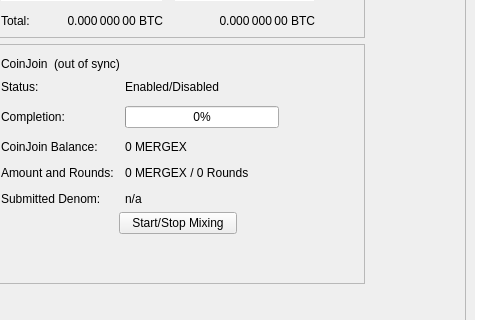
First picture: the form in src/qt/forms/overviewpage.ui, repository 1NF1N18Y/Points-Masternodes, before the edit; both pictures show x 114 to 594 and y 178 to 498 of the 960 by 585 pixel window.
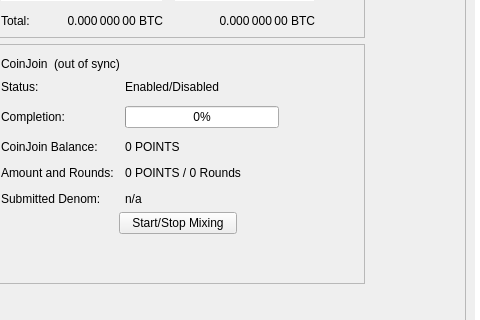
Second picture: the form after the edit.

What changed in the file:
```diff
--- a/src/qt/forms/overviewpage.ui
+++ b/src/qt/forms/overviewpage.ui
@@ -455,7 +455,7 @@
             <item row="2" column="1">
              <widget class="QLabel" name="labelAnonymized">
               <property name="text">
-               <string notr="true">0 MERGEX</string>
+               <string notr="true">0 POINTS</string>
               </property>
              </widget>
             </item>
@@ -469,7 +469,7 @@
             <item row="3" column="1">
              <widget class="QLabel" name="labelAmountRounds">
               <property name="text">
-               <string>0 MERGEX / 0 Rounds</string>
+               <string>0 POINTS / 0 Rounds</string>
               </property>
              </widget>
             </item>
```
Left out of the diff: 6 changed lines with no effect on the pictures.
